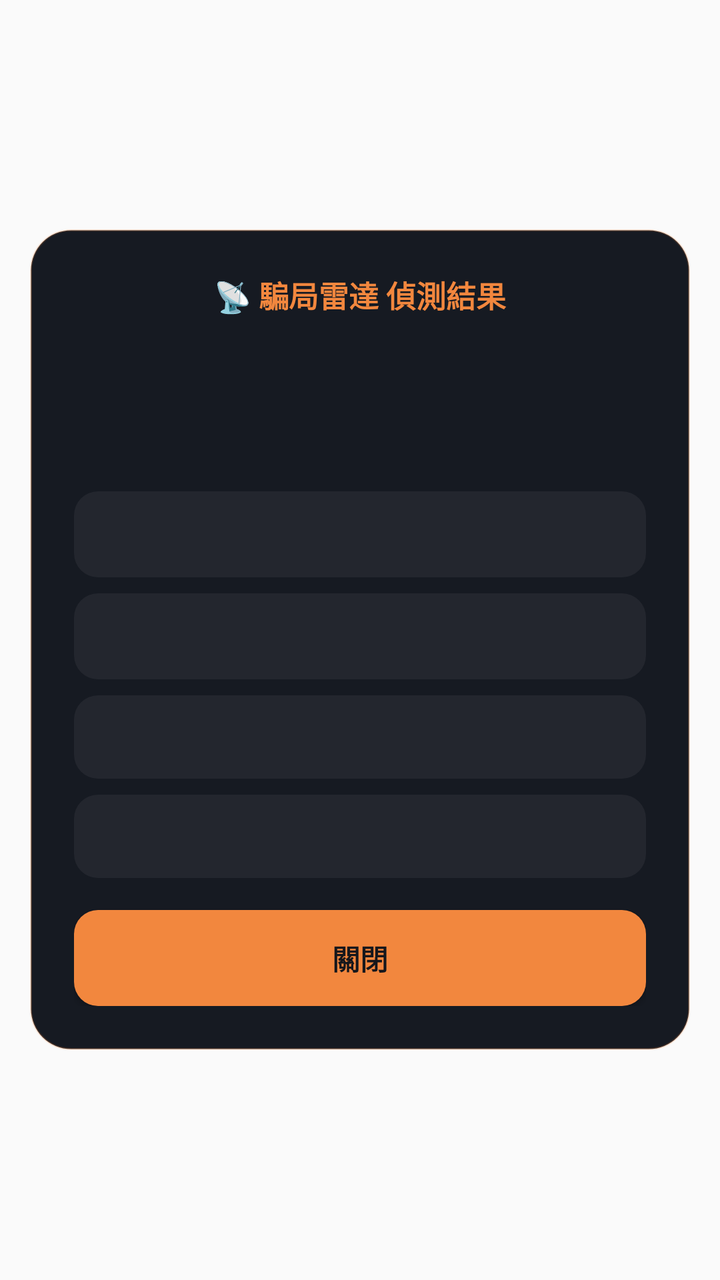
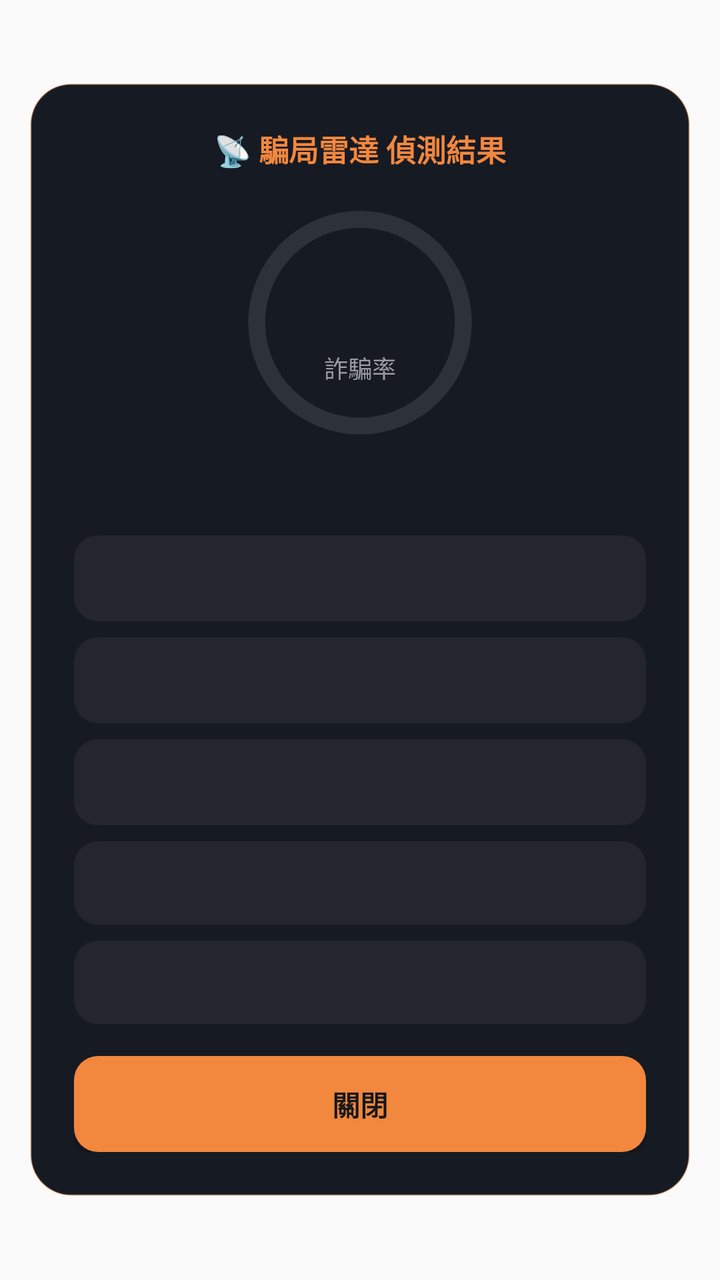

The first picture is an Android layout as it rendered before a commit; the second is the same layout after the commit. The layout source and the unified diff follow.
<!-- AndroidManifest.xml: application theme AppTheme -->
<!-- res/layout/layout_modal_overlay.xml -->
<?xml version="1.0" encoding="utf-8"?>
<FrameLayout xmlns:android="http://schemas.android.com/apk/res/android"
    android:layout_width="match_parent"
    android:layout_height="match_parent">

    <ScrollView
        android:layout_width="wrap_content"
        android:layout_height="wrap_content"
        android:layout_gravity="center">

    <LinearLayout
        android:id="@+id/modal_overlay"
        android:layout_width="330dp"
        android:layout_height="wrap_content"
        android:orientation="vertical"
        android:background="@drawable/overlay_card_bg"
        android:padding="22dp">

        <TextView
            android:layout_width="match_parent"
            android:layout_height="wrap_content"
            android:text="📡 騙局雷達 偵測結果"
            android:textColor="#F2873E"
            android:textSize="15sp"
            android:textStyle="bold"
            android:gravity="center"
            android:layout_marginBottom="12dp" />

        <TextView
            android:id="@+id/rate_text"
            android:layout_width="match_parent"
            android:layout_height="wrap_content"
            android:gravity="center"
            android:textSize="26sp"
            android:textStyle="bold"
            android:textColor="#F2873E"
            android:layout_marginBottom="6dp" />

        <TextView
            android:id="@+id/result_text"
            android:layout_width="match_parent"
            android:layout_height="wrap_content"
            android:gravity="center"
            android:textSize="15sp"
            android:textColor="#ECECEE"
            android:layout_marginBottom="14dp" />

        <TextView
            android:id="@+id/keyword_text"
            android:layout_width="match_parent"
            android:layout_height="wrap_content"
            android:background="@drawable/overlay_box_bg"
            android:padding="12dp"
            android:textColor="#ECECEE"
            android:textSize="14sp"
            android:lineSpacingExtra="3dp"
            android:layout_marginBottom="8dp" />

        <TextView
            android:id="@+id/type_text"
            android:layout_width="match_parent"
            android:layout_height="wrap_content"
            android:background="@drawable/overlay_box_bg"
            android:padding="12dp"
            android:textColor="#ECECEE"
            android:textSize="14sp"
            android:lineSpacingExtra="3dp"
            android:layout_marginBottom="8dp" />

        <TextView
            android:id="@+id/remind_text"
            android:layout_width="match_parent"
            android:layout_height="wrap_content"
            android:background="@drawable/overlay_box_bg"
            android:padding="12dp"
            android:textColor="#C9D2E4"
            android:textSize="13sp"
            android:lineSpacingExtra="3dp"
            android:layout_marginBottom="8dp" />

        <TextView
            android:id="@+id/prevent_text"
            android:layout_width="match_parent"
            android:layout_height="wrap_content"
            android:background="@drawable/overlay_box_bg"
            android:padding="12dp"
            android:textColor="#C9D2E4"
            android:textSize="13sp"
            android:lineSpacingExtra="3dp"
            android:layout_marginBottom="16dp" />

        <Button
            android:id="@+id/modal_close_button"
            android:layout_width="match_parent"
            android:layout_height="wrap_content"
            android:text="關閉"
            android:textColor="#15171C"
            android:textStyle="bold"
            android:background="@drawable/overlay_btn_bg" />
    </LinearLayout>
    </ScrollView>
</FrameLayout>
<!-- resources referenced by this layout -->
<resources>
  <!-- drawable overlay_box_bg (drawable) -->
  <?xml version="1.0" encoding="utf-8"?>
  <shape xmlns:android="http://schemas.android.com/apk/res/android" android:shape="rectangle">
      <solid android:color="#23262E" />
      <corners android:radius="12dp" />
  </shape>
  <!-- drawable overlay_btn_bg (drawable) -->
  <?xml version="1.0" encoding="utf-8"?>
  <shape xmlns:android="http://schemas.android.com/apk/res/android" android:shape="rectangle">
      <solid android:color="#F2873E" />
      <corners android:radius="12dp" />
  </shape>
  <!-- drawable overlay_card_bg (drawable) -->
  <?xml version="1.0" encoding="utf-8"?>
  <shape xmlns:android="http://schemas.android.com/apk/res/android" android:shape="rectangle">
      <solid android:color="#161A22" />
      <corners android:radius="20dp" />
      <stroke android:width="1dp" android:color="#33F2873E" />
  </shape>
  <style name="AppTheme" parent="Theme.AppCompat.Light.NoActionBar">
      <item name="android:textColor">@android:color/black</item>
      <item name="android:editTextStyle">@style/ResetEditText</item>
      <item name="android:editTextBackground">@drawable/rn_edit_text_material</item>
      <item name="colorPrimary">@color/colorPrimary</item>
      <item name="android:statusBarColor">#ffffff</item>
    </style>
  <style name="ResetEditText" parent="@android:style/Widget.EditText">
      <item name="android:padding">0dp</item>
      <item name="android:textColorHint">#c8c8c8</item>
      <item name="android:textColor">@android:color/black</item>
    </style>
  <!-- drawable rn_edit_text_material (drawable) -->
  <?xml version="1.0" encoding="utf-8"?>
  <inset xmlns:android="http://schemas.android.com/apk/res/android"
         android:insetLeft="@dimen/abc_edit_text_inset_horizontal_material"
         android:insetRight="@dimen/abc_edit_text_inset_horizontal_material"
         android:insetTop="@dimen/abc_edit_text_inset_top_material"
         android:insetBottom="@dimen/abc_edit_text_inset_bottom_material"
         >
  
      <selector>
          
          <item android:state_enabled="false" android:drawable="@drawable/abc_textfield_default_mtrl_alpha"/>
          <item android:drawable="@drawable/abc_textfield_activated_mtrl_alpha"/>
      </selector>
  
  </inset>
  <color name="colorPrimary">#023c69</color>
</resources>

<!-- the commit's change to res/layout/layout_modal_overlay.xml (unified diff, before → after) -->
@@ -26,15 +26,45 @@
             android:gravity="center"
             android:layout_marginBottom="12dp" />
 
-        <TextView
-            android:id="@+id/rate_text"
-            android:layout_width="match_parent"
-            android:layout_height="wrap_content"
-            android:gravity="center"
-            android:textSize="26sp"
-            android:textStyle="bold"
-            android:textColor="#F2873E"
-            android:layout_marginBottom="6dp" />
+        <FrameLayout
+            android:layout_width="128dp"
+            android:layout_height="128dp"
+            android:layout_gravity="center_horizontal"
+            android:layout_marginBottom="2dp">
+
+            <ProgressBar
+                android:id="@+id/rate_ring"
+                style="?android:attr/progressBarStyleHorizontal"
+                android:layout_width="match_parent"
+                android:layout_height="match_parent"
+                android:max="100"
+                android:progress="0"
+                android:indeterminate="false"
+                android:progressDrawable="@drawable/overlay_ring" />
+
+            <LinearLayout
+                android:layout_width="wrap_content"
+                android:layout_height="wrap_content"
+                android:layout_gravity="center"
+                android:orientation="vertical"
+                android:gravity="center">
+
+                <TextView
+                    android:id="@+id/rate_text"
+                    android:layout_width="wrap_content"
+                    android:layout_height="wrap_content"
+                    android:textSize="34sp"
+                    android:textStyle="bold"
+                    android:textColor="#F2873E" />
+
+                <TextView
+                    android:layout_width="wrap_content"
+                    android:layout_height="wrap_content"
+                    android:text="詐騙率"
+                    android:textSize="12sp"
+                    android:textColor="#9A9AA4" />
+            </LinearLayout>
+        </FrameLayout>
 
         <TextView
             android:id="@+id/result_text"
@@ -42,8 +72,21 @@
             android:layout_height="wrap_content"
             android:gravity="center"
             android:textSize="15sp"
+            android:textStyle="bold"
             android:textColor="#ECECEE"
+            android:layout_marginTop="6dp"
             android:layout_marginBottom="14dp" />
+
+        <TextView
+            android:id="@+id/emotion_text"
+            android:layout_width="match_parent"
+            android:layout_height="wrap_content"
+            android:background="@drawable/overlay_box_bg"
+            android:padding="12dp"
+            android:textColor="#ECECEE"
+            android:textSize="14sp"
+            android:lineSpacingExtra="3dp"
+            android:layout_marginBottom="8dp" />
 
         <TextView
             android:id="@+id/keyword_text"
<!-- resource entries referenced after the edit -->
@@ -19,6 +19,34 @@
       <corners android:radius="20dp" />
       <stroke android:width="1dp" android:color="#33F2873E" />
   </shape>
+  <!-- drawable overlay_ring (drawable) -->
+  <?xml version="1.0" encoding="utf-8"?>
+  <layer-list xmlns:android="http://schemas.android.com/apk/res/android">
+      <item android:id="@android:id/background">
+          <shape
+              android:shape="ring"
+              android:innerRadiusRatio="2.7"
+              android:thicknessRatio="15"
+              android:useLevel="false">
+              <solid android:color="#2C313A" />
+          </shape>
+      </item>
+      <item android:id="@android:id/progress">
+          <rotate
+              android:fromDegrees="270"
+              android:toDegrees="270"
+              android:pivotX="50%"
+              android:pivotY="50%">
+              <shape
+                  android:shape="ring"
+                  android:innerRadiusRatio="3.4"
+                  android:thicknessRatio="9"
+                  android:useLevel="true">
+                  <solid android:color="#F2873E" />
+              </shape>
+          </rotate>
+      </item>
+  </layer-list>
   <style name="AppTheme" parent="Theme.AppCompat.Light.NoActionBar">
       <item name="android:textColor">@android:color/black</item>
       <item name="android:editTextStyle">@style/ResetEditText</item>
